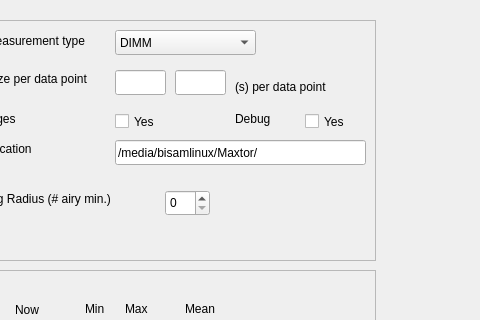
The window that seeinggui.ui (kristhjo/freeSpaceTracking) describes before a commit, drawn with Qt 5; both pictures show x 95 to 575 and y 0 to 320 of the 1227 by 635 pixel window.
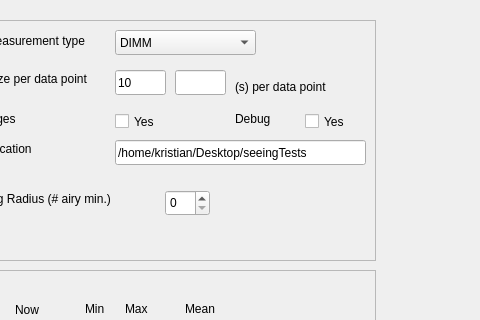
The same window after the commit. Custom widgets are drawn as their Qt base class.

Diff of the .ui file:
```diff
--- a/seeinggui.ui
+++ b/seeinggui.ui
@@ -391,6 +391,9 @@
        <height>25</height>
       </rect>
      </property>
+     <property name="text">
+      <string>10</string>
+     </property>
     </widget>
     <widget class="QSpinBox" name="SB_WindowingRadius">
      <property name="geometry">
@@ -438,7 +441,7 @@
       </rect>
      </property>
      <property name="text">
-      <string>/media/bisamlinux/Maxtor/</string>
+      <string>/home/kristian/Desktop/seeingTests</string>
      </property>
     </widget>
     <widget class="QLabel" name="Label_StoreImages">
```
